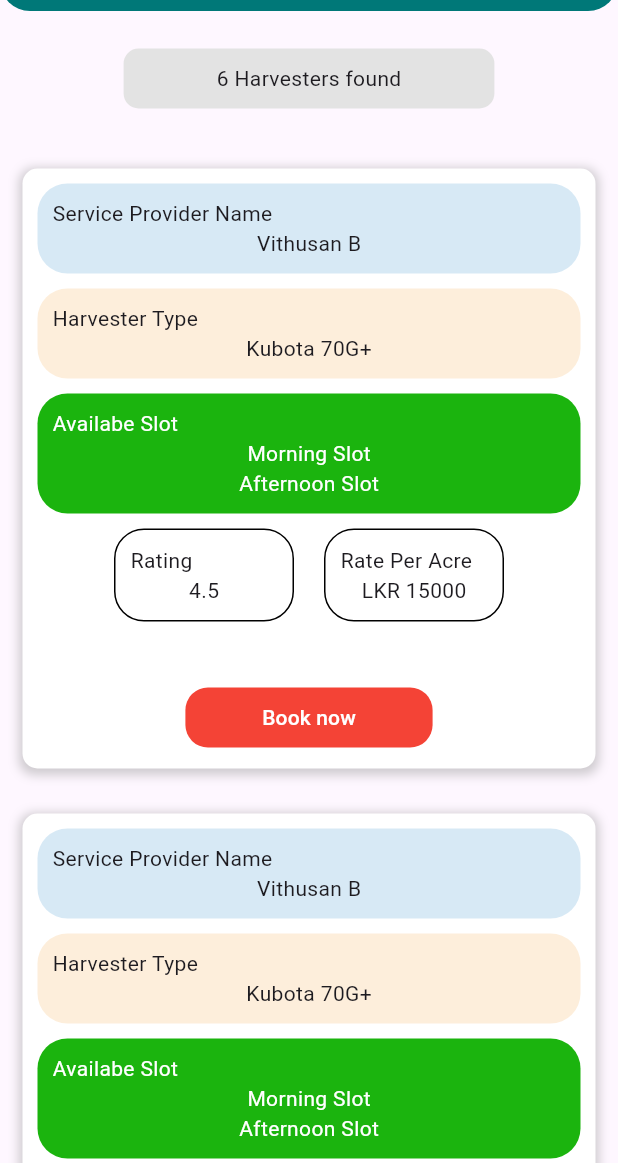
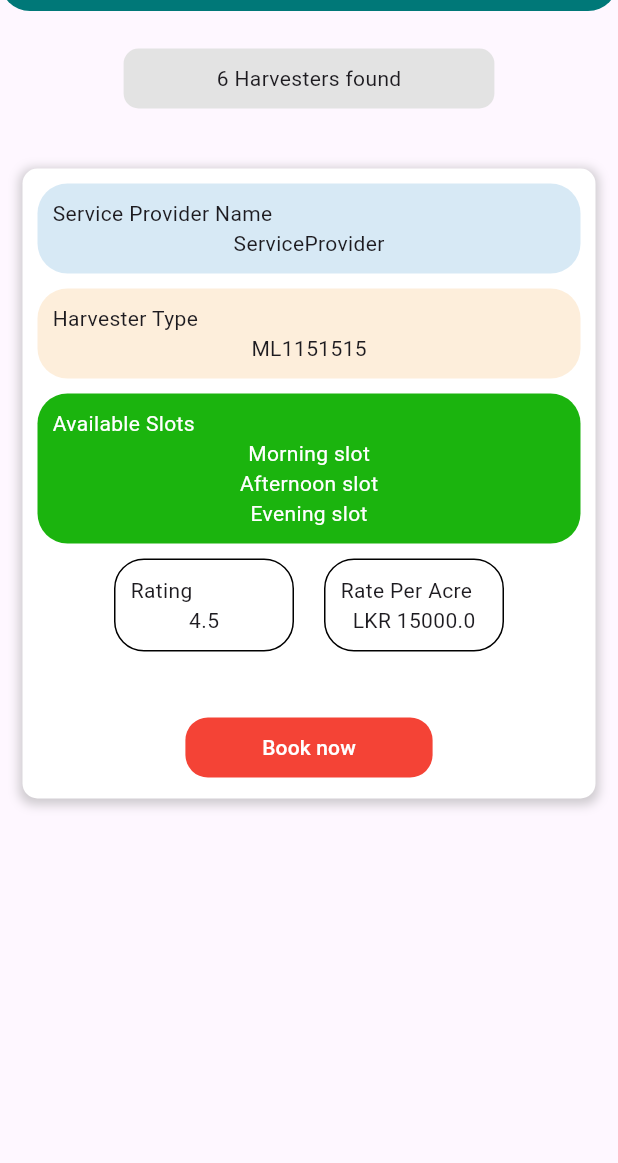
Before and after one commit to thaya2000/harvest_buddy, a Flutter app: the SearchHarvester screen opened directly, on a phone screen of 412 x 824 dp, the part 73-1236 px from its top. Run offline on Flutter 3.47's test engine with Material 3 defaults, Android fonts, the light colour scheme and no system bars; our stand-ins replace cloud_firestore, curved_navigation_bar, firebase_auth, firebase_core; accounts and stored records are empty.

Commit message:
Schedule_01

```diff
--- a/lib/confirm_booking_page.dart
+++ b/lib/confirm_booking_page.dart
@@ -2,7 +2,13 @@ import 'package:flutter/material.dart';
 import 'package:harvest_buddy/widgets/time_slot.dart';
 
 class ConfirmBooking extends StatefulWidget {
-  const ConfirmBooking({super.key});
+  const ConfirmBooking(
+      {super.key,
+      required String serviceProviderName,
+      required String harvesterType,
+      required List<String> availableSlots,
+      required double rating,
+      required double ratePerAcre});
 
   @override
   State<ConfirmBooking> createState() => _HomePageState();
--- a/lib/models/ServiceProvider.dart
+++ b/lib/models/ServiceProvider.dart
@@ -7,6 +7,7 @@ class ServiceProvider {
   final String nicNo;
   final String harvesterType;
   final String ratePerAcre;
+  final String harvestingArea;
 
   const ServiceProvider({
     required this.userId,
@@ -17,6 +18,7 @@ class ServiceProvider {
     required this.nicNo,
     required this.harvesterType,
     required this.ratePerAcre,
+    required this.harvestingArea,
   });
 
   Map<String, dynamic> toJson() => {
@@ -28,5 +30,6 @@ class ServiceProvider {
         "nicNo": nicNo,
         "harvesterType": harvesterType,
         "ratePerAcre": ratePerAcre,
+        "harvestingArea": harvestingArea,
       };
 }
--- a/lib/search_harvester_page.dart
+++ b/lib/search_harvester_page.dart
@@ -9,6 +9,16 @@ class SearchHarvester extends StatefulWidget {
 }
 
 class _HomePageState extends State<SearchHarvester> {
+  final String serviceProviderName = "ServiceProvider";
+  final String harvesterType = "ML1151515";
+  final List<String> availableSlots = [
+    "Morning slot",
+    "Afternoon slot",
+    "Evening slot"
+  ];
+  final double rating = 4.5;
+  final double ratePerAcre = 15000;
+
   GlobalKey<FormState> formKey = GlobalKey<FormState>();
   int selectedButtonIndex = 0;
 
@@ -76,15 +86,16 @@ class _HomePageState extends State<SearchHarvester> {
                 padding: const EdgeInsets.all(10),
                 child: const Center(child: Text("6 Harvesters found")),
               ),
-              const SingleChildScrollView(
+              SingleChildScrollView(
                 child: Column(
                   children: <Widget>[
-                    BookingCard(),
-                    BookingCard(),
-                    BookingCard(),
-                    BookingCard(),
-                    BookingCard(),
-                    BookingCard(),
+                    BookingCard(
+                      serviceProviderName: serviceProviderName,
+                      harvesterType: harvesterType,
+                      availableSlots: availableSlots,
+                      rating: rating,
+                      ratePerAcre: ratePerAcre,
+                    ),
                   ],
                 ),
               )
--- a/lib/signup_page.dart
+++ b/lib/signup_page.dart
@@ -30,6 +30,7 @@ class _SignUpScreenState extends State<SignUpScreen> {
   final nicNoController = TextEditingController(text: "200000000V");
   final harvesterTypeController = TextEditingController(text: "Kubota 70G+");
   final ratePerAcreController = TextEditingController(text: "LKR 15000");
+  final harvestingAreaController = TextEditingController(text: "Hapugala");
 
   GlobalKey<FormState> formKey = GlobalKey<FormState>();
   GlobalKey<ScaffoldState> scaffoldKey = GlobalKey<ScaffoldState>();
@@ -110,6 +111,7 @@ class _SignUpScreenState extends State<SignUpScreen> {
           nicNo: nicNo,
           harvesterType: harvesterTypeController.text,
           ratePerAcre: ratePerAcreController.text,
+          harvestingArea: harvestingAreaController.text,
         );
 
         await FirebaseFirestore.instance
@@ -287,6 +289,10 @@ class _SignUpScreenState extends State<SignUpScreen> {
                         controller: ratePerAcreController,
                         labelText: "Enter Rate Per Acre",
                       ),
+                      InputText(
+                        controller: harvestingAreaController,
+                        labelText: "Harvesting Area",
+                      ),
                     ],
                   ),
                 ),
--- a/lib/widgets/booking_card.dart
+++ b/lib/widgets/booking_card.dart
@@ -1,11 +1,27 @@
 import 'package:flutter/material.dart';
 import 'package:harvest_buddy/confirm_booking_page.dart';
 
-class BookingCard extends StatelessWidget {
+class BookingCard extends StatefulWidget {
+  final String serviceProviderName;
+  final String harvesterType;
+  final List<String> availableSlots;
+  final double rating;
+  final double ratePerAcre;
+
   const BookingCard({
-    super.key,
-  });
+    required this.serviceProviderName,
+    required this.harvesterType,
+    required this.availableSlots,
+    required this.rating,
+    required this.ratePerAcre,
+    Key? key,
+  }) : super(key: key);
 
+  @override
+  State<BookingCard> createState() => _BookingCardState();
+}
+
+class _BookingCardState extends State<BookingCard> {
   @override
   Widget build(BuildContext context) {
     return Padding(
@@ -32,13 +48,15 @@ class BookingCard extends StatelessWidget {
                 padding: const EdgeInsets.all(10),
                 decoration: BoxDecoration(
                   borderRadius: BorderRadius.circular(20),
-                    color: const Color.fromARGB(255, 215, 233, 245)),
-                child: const Column(
+                  color: const Color.fromARGB(255, 215, 233, 245),
+                ),
+                child: Column(
                   children: <Widget>[
-                    Align(
+                    const Align(
                       alignment: AlignmentDirectional.centerStart,
-                        child: Text("Service Provider Name")),
-                    Center(child: Text("Vithusan B"))
+                      child: Text("Service Provider Name"),
+                    ),
+                    Center(child: Text(widget.serviceProviderName)),
                   ],
                 ),
               ),
@@ -49,13 +67,15 @@ class BookingCard extends StatelessWidget {
                 padding: const EdgeInsets.all(10),
                 decoration: BoxDecoration(
                   borderRadius: BorderRadius.circular(20),
-                    color: const Color.fromARGB(255, 253, 238, 219)),
-                child: const Column(
+                  color: const Color.fromARGB(255, 253, 238, 219),
+                ),
+                child: Column(
                   children: <Widget>[
-                    Align(
+                    const Align(
                       alignment: AlignmentDirectional.centerStart,
-                        child: Text("Harvester Type")),
-                    Center(child: Text("Kubota 70G+")),
+                      child: Text("Harvester Type"),
+                    ),
+                    Center(child: Text(widget.harvesterType)),
                   ],
                 ),
               ),
@@ -66,25 +86,24 @@ class BookingCard extends StatelessWidget {
                 padding: const EdgeInsets.all(10),
                 decoration: BoxDecoration(
                   borderRadius: BorderRadius.circular(20),
-                    color: const Color.fromARGB(255, 27, 180, 14)),
-                child: const Column(
+                  color: const Color.fromARGB(255, 27, 180, 14),
+                ),
+                child: Column(
                   children: <Widget>[
-                    Align(
+                    const Align(
                       alignment: AlignmentDirectional.centerStart,
                       child: Text(
-                          "Availabe Slot",
+                        "Available Slots",
                         style: TextStyle(color: Colors.white),
-                        )),
+                      ),
+                    ),
+                    for (String slot in widget.availableSlots)
                       Center(
                         child: Text(
-                      "Morning Slot",
+                          slot,
                           style: TextStyle(color: Colors.white),
-                    )),
-                    Center(
-                        child: Text(
-                      "Afternoon Slot",
-                      style: TextStyle(color: Colors.white),
-                    )),
+                        ),
+                      ),
                   ],
                 ),
               ),
@@ -101,13 +120,15 @@ class BookingCard extends StatelessWidget {
                     decoration: BoxDecoration(
                       border: Border.all(width: 1),
                       borderRadius: BorderRadius.circular(20),
-                        color: Colors.white),
-                    child: const Column(
+                      color: Colors.white,
+                    ),
+                    child: Column(
                       children: <Widget>[
-                        Align(
+                        const Align(
                           alignment: AlignmentDirectional.centerStart,
-                            child: Text("Rating")),
-                        Center(child: Text("4.5")),
+                          child: Text("Rating"),
+                        ),
+                        Center(child: Text(widget.rating.toString())),
                       ],
                     ),
                   ),
@@ -121,13 +142,15 @@ class BookingCard extends StatelessWidget {
                     decoration: BoxDecoration(
                       border: Border.all(width: 1),
                       borderRadius: BorderRadius.circular(20),
-                        color: Colors.white),
-                    child: const Column(
+                      color: Colors.white,
+                    ),
+                    child: Column(
                       children: <Widget>[
-                        Align(
+                        const Align(
                           alignment: AlignmentDirectional.centerStart,
-                            child: Text("Rate Per Acre")),
-                        Center(child: Text("LKR 15000")),
+                          child: Text("Rate Per Acre"),
+                        ),
+                        Center(child: Text("LKR ${widget.ratePerAcre}")),
                       ],
                     ),
                   ),
@@ -144,7 +167,14 @@ class BookingCard extends StatelessWidget {
                       Navigator.push(
                         context,
                         MaterialPageRoute(
-                            builder: (context) => const ConfirmBooking()),
+                          builder: (context) => ConfirmBooking(
+                            serviceProviderName: widget.serviceProviderName,
+                            harvesterType: widget.harvesterType,
+                            availableSlots: widget.availableSlots,
+                            rating: widget.rating,
+                            ratePerAcre: widget.ratePerAcre,
+                          ),
+                        ),
                       );
                     },
                     style: ButtonStyle(
```
Lines whose indentation alone changed are shown as unchanged.
